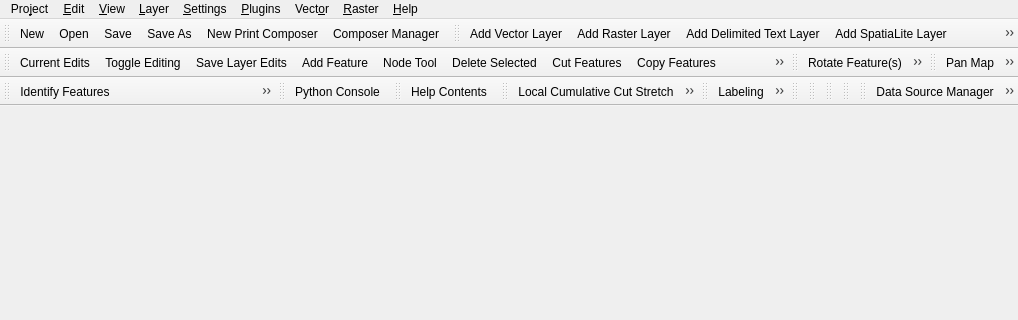
Qt form src/ui/qgisapp.ui (qgis/QGIS) before a commit; both pictures show x 0 to 1018 and y 0 to 320 of the 1018 by 506 pixel window.
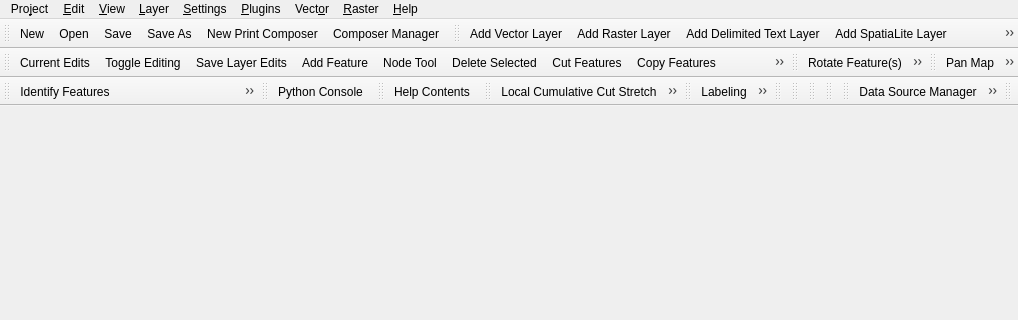
The same form after that commit. Icons and pictures are not drawn.

Commit message: - Init GUI for RegularShapes (add a Toolbar: RegularShapeDigitizeToolBar) - Add Circle Tools (2 Points on circle, 3 Points on circle, center and a point) - Fix an error on QgsCircle

The edit to the form file:
```diff
--- a/src/ui/qgisapp.ui
+++ b/src/ui/qgisapp.ui
@@ -608,6 +608,17 @@
    <addaction name="mActionNewGeoPackageLayer"/>
    <addaction name="mActionNewMemoryLayer"/>
   </widget>
+  <widget class="QToolBar" name="mRegularShapeDigitizeToolBar">
+   <property name="windowTitle">
+    <string>toolBar</string>
+   </property>
+   <attribute name="toolBarArea">
+    <enum>TopToolBarArea</enum>
+   </attribute>
+   <attribute name="toolBarBreak">
+    <bool>false</bool>
+   </attribute>
+  </widget>
   <action name="mActionNewProject">
    <property name="icon">
     <iconset resource="../../images/images.qrc">
@@ -1075,7 +1086,7 @@
      <normaloff>:/images/themes/default/mActionDeselectAll.svg</normaloff>:/images/themes/default/mActionDeselectAll.svg</iconset>
    </property>
    <property name="text">
-    <string>Deselect Features from All Layers</string>
+    <string>&amp;Deselect Features from All Layers</string>
    </property>
    <property name="shortcut">
     <string>Ctrl+Shift+A</string>
@@ -1117,7 +1128,7 @@
      <normaloff>:/images/themes/default/mActionIdentify.svg</normaloff>:/images/themes/default/mActionIdentify.svg</iconset>
    </property>
    <property name="text">
-    <string>Identify Features</string>
+    <string>&amp;Identify Features</string>
    </property>
    <property name="shortcut">
     <string>Ctrl+Shift+I</string>
@@ -1321,7 +1332,7 @@
      <normaloff>:/images/themes/default/mActionLabeling.svg</normaloff>:/images/themes/default/mActionLabeling.svg</iconset>
    </property>
    <property name="text">
-    <string>Labeling</string>
+    <string>&amp;Labeling</string>
    </property>
    <property name="toolTip">
     <string>Layer Labeling Options</string>
@@ -1333,7 +1344,7 @@
      <normaloff>:/images/themes/default/mActionNewVectorLayer.svg</normaloff>:/images/themes/default/mActionNewVectorLayer.svg</iconset>
    </property>
    <property name="text">
-    <string>New Shapefile Layer...</string>
+    <string>&amp;New Shapefile Layer...</string>
    </property>
    <property name="shortcut">
     <string>Ctrl+Shift+N</string>
@@ -1345,7 +1356,7 @@
      <normaloff>:/images/themes/default/mActionNewSpatiaLiteLayer.svg</normaloff>:/images/themes/default/mActionNewSpatiaLiteLayer.svg</iconset>
    </property>
    <property name="text">
-    <string>New SpatiaLite Layer...</string>
+    <string>New &amp;SpatiaLite Layer...</string>
    </property>
   </action>
   <action name="mActionShowRasterCalculator">
@@ -1677,7 +1688,7 @@
      <normaloff>:/images/themes/default/mActionHelpContents.svg</normaloff>:/images/themes/default/mActionHelpContents.svg</iconset>
    </property>
    <property name="text">
-    <string>Help Contents</string>
+    <string>&amp;Help Contents</string>
    </property>
    <property name="shortcut">
     <string>F1</string>
@@ -1791,7 +1802,7 @@
      <normaloff>:/images/themes/default/console/iconRunConsole.png</normaloff>:/images/themes/default/console/iconRunConsole.png</iconset>
    </property>
    <property name="text">
-    <string>Python Console</string>
+    <string>&amp;Python Console</string>
    </property>
    <property name="shortcut">
     <string>Ctrl+Alt+P</string>
@@ -2486,7 +2497,7 @@
      <normaloff>:/images/themes/default/mActionCreateMemory.svg</normaloff>:/images/themes/default/mActionCreateMemory.svg</iconset>
    </property>
    <property name="text">
-    <string>New Temporary Scratch Layer...</string>
+    <string>New Temporary Scratch &amp;Layer...</string>
    </property>
    <property name="toolTip">
     <string>New temporary scratch layer</string>
@@ -2501,7 +2512,7 @@
      <normaloff>:/images/themes/default/mActionSum.svg</normaloff>:/images/themes/default/mActionSum.svg</iconset>
    </property>
    <property name="text">
-    <string>Statistical Summary</string>
+    <string>Statisti&amp;cal Summary</string>
    </property>
    <property name="toolTip">
     <string>Show statistical summary</string>
@@ -2565,7 +2576,7 @@
      <normaloff>:/images/themes/default/mActionNewGeoPackageLayer.svg</normaloff>:/images/themes/default/mActionNewGeoPackageLayer.svg</iconset>
    </property>
    <property name="text">
-    <string>New GeoPackage Layer...</string>
+    <string>New &amp;GeoPackage Layer...</string>
    </property>
   </action>
   <action name="mActionMultiEditAttributes">
```
Left out of the diff: 238 changed lines with no effect on the pictures. The commit also changes 17 other files.
